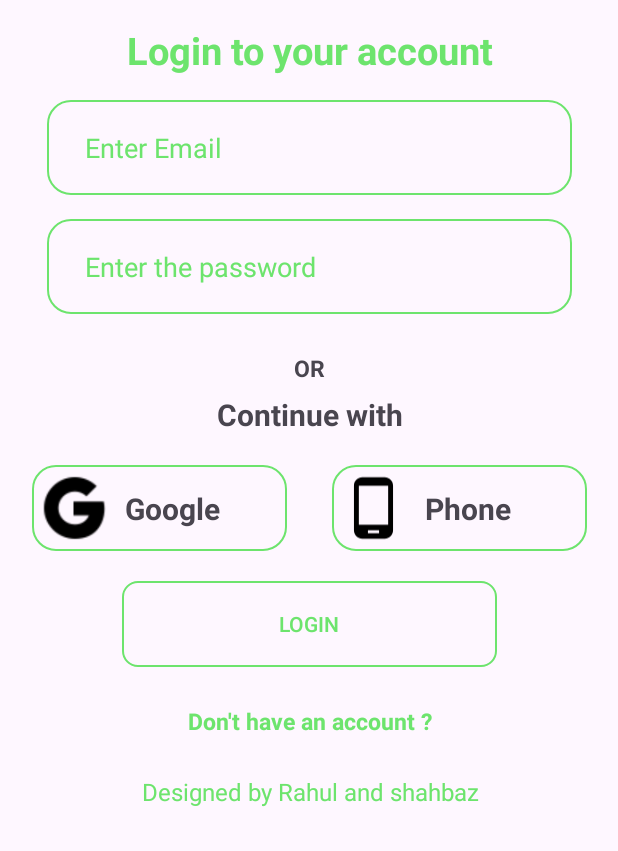
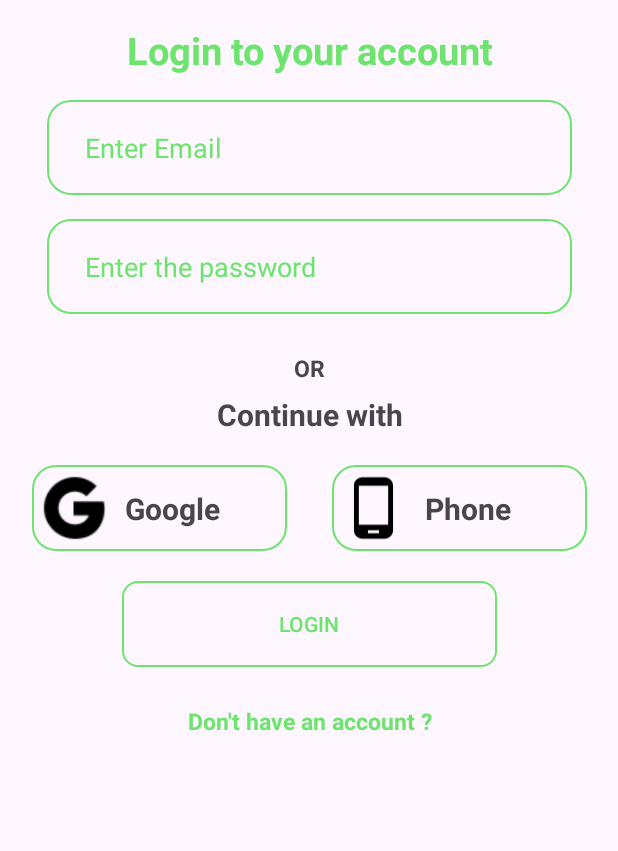
Before and after one commit to shahbaz-ahamad/Farming, an Android app: the layout fragment_login.xml on its own in the app's theme, with its tools: preview values and no code run, on a phone screen of 412 x 824 dp, the part 385-1236 px from its top. Run offline under Robolectric (Android 15) with nearby library versions, the phone set to English and light mode, and no system bars.

Commit message:
bug solved regarding login and signup

```diff
--- a/app/src/main/java/com/shahbaz/farming/authentication/AuthenticationViewmodel.kt
+++ b/app/src/main/java/com/shahbaz/farming/authentication/AuthenticationViewmodel.kt
@@ -19,4 +19,8 @@ class AuthenticationViewmodel @Inject constructor(
     fun signInWithEmailAndPassword(email: String,password: String){
         authenticationRepositiory.signInWithEmailAndPassword(email,password)
     }
+
+    fun  isLoggedIn():Boolean{
+       return authenticationRepositiory.isLoggedIn()
+    }
 }
--- a/app/src/main/res/layout/fragment_login.xml
+++ b/app/src/main/res/layout/fragment_login.xml
@@ -1,10 +1,17 @@
 <?xml version="1.0" encoding="utf-8"?>
-<androidx.constraintlayout.widget.ConstraintLayout xmlns:android="http://schemas.android.com/apk/res/android"
+<androidx.core.widget.NestedScrollView xmlns:android="http://schemas.android.com/apk/res/android"
     xmlns:app="http://schemas.android.com/apk/res-auto"
     xmlns:tools="http://schemas.android.com/tools"
     android:layout_width="match_parent"
     android:layout_height="match_parent"
     tools:context=".authentication.LoginFragment">
+
+
+    <androidx.constraintlayout.widget.ConstraintLayout
+        android:layout_width="match_parent"
+        android:layout_height="match_parent"
+        android:layout_marginBottom="30dp">
+
 
         <ImageView
             android:id="@+id/imageView3"
@@ -20,12 +27,12 @@
             android:id="@+id/textView6"
             android:layout_width="wrap_content"
             android:layout_height="wrap_content"
+            android:layout_marginTop="16dp"
+            android:fontFamily="@font/berkshire_swash"
             android:text="@string/farming_app1"
+            android:textAlignment="gravity"
             android:textColor="@color/green"
-        android:fontFamily="@font/berkshire_swash"
-        android:textAlignment="gravity"
             android:textSize="32sp"
-        android:layout_marginTop="16dp"
             app:layout_constraintEnd_toEndOf="@+id/imageView3"
             app:layout_constraintStart_toStartOf="@+id/imageView3"
             app:layout_constraintTop_toBottomOf="@+id/imageView3" />
@@ -34,12 +41,12 @@
             android:id="@+id/textView7"
             android:layout_width="wrap_content"
             android:layout_height="wrap_content"
-        android:text="@string/get_your_farming_product_here1"
+            android:layout_margin="20dp"
             android:layout_marginTop="16dp"
             android:fontFamily="@font/architects_daughter"
-        android:layout_margin="20dp"
+            android:text="@string/get_your_farming_product_here1"
+            android:textColor="@color/green"
             android:textSize="20dp"
-        android:textColor="@color/green"
             android:textStyle="bold"
             app:layout_constraintEnd_toEndOf="@+id/textView6"
             app:layout_constraintHorizontal_bias="0.495"
@@ -50,11 +57,11 @@
             android:id="@+id/textView8"
             android:layout_width="wrap_content"
             android:layout_height="wrap_content"
+            android:layout_marginTop="16dp"
             android:text="@string/login_to_your_account"
             android:textColor="@color/green"
-        android:layout_marginTop="16dp"
+            android:textSize="25sp"
             android:textStyle="bold"
-        android:textSize="25sp"
             app:layout_constraintEnd_toEndOf="@+id/textView7"
             app:layout_constraintStart_toStartOf="@+id/textView7"
             app:layout_constraintTop_toBottomOf="@+id/textView7" />
@@ -64,12 +71,13 @@
             android:layout_width="350dp"
             android:layout_height="63dp"
             android:layout_marginTop="16dp"
+            android:background="@drawable/edittextshape"
             android:ems="10"
+            android:textColor="@color/black"
+            android:hint="@string/enter_email1"
             android:inputType="text"
+            android:paddingStart="25dp"
             android:textColorHint="@color/green"
-        android:paddingStart="25dp"
-        android:background="@drawable/edittextshape"
-        android:hint="@string/enter_email1"
             app:layout_constraintEnd_toEndOf="parent"
             app:layout_constraintStart_toStartOf="parent"
             app:layout_constraintTop_toBottomOf="@+id/textView8" />
@@ -78,13 +86,14 @@
             android:id="@+id/Loginpassword"
             android:layout_width="350dp"
             android:layout_height="63dp"
+            android:layout_marginTop="16dp"
+            android:textColor="@color/black"
             android:background="@drawable/edittextshape"
-        android:layout_marginTop="16dp"
-        android:paddingStart="25dp"
-        android:textColorHint="@color/green"
             android:ems="10"
             android:hint="@string/enter_the_password"
             android:inputType="textWebPassword"
+            android:paddingStart="25dp"
+            android:textColorHint="@color/green"
             app:layout_constraintEnd_toEndOf="@+id/Emailorphone"
             app:layout_constraintStart_toStartOf="@+id/Emailorphone"
             app:layout_constraintTop_toBottomOf="@+id/Emailorphone" />
@@ -94,8 +103,8 @@
             android:layout_width="30dp"
             android:layout_height="20dp"
             android:layout_marginTop="25dp"
+            android:fontFamily="@font/berkshire_swash"
             android:text="OR"
-        android:fontFamily="@font/berkshire_swash"
             android:textAlignment="center"
             android:textSize="15sp"
             android:textStyle="bold"
@@ -107,12 +116,12 @@
             android:id="@+id/textView10"
             android:layout_width="wrap_content"
             android:layout_height="wrap_content"
+            android:layout_marginTop="8dp"
+            android:fontFamily="@font/berkshire_swash"
             android:text="Continue with"
-        android:fontFamily="@font/berkshire_swash"
+            android:textAlignment="center"
             android:textSize="20sp"
-        android:textAlignment="center"
             android:textStyle="bold"
-        android:layout_marginTop="8dp"
             app:layout_constraintEnd_toEndOf="@+id/textView9"
             app:layout_constraintStart_toStartOf="@+id/textView9"
             app:layout_constraintTop_toBottomOf="@+id/textView9" />
@@ -166,9 +175,8 @@
                 android:layout_width="50dp"
                 android:layout_height="57dp"
                 android:paddingStart="5dp"
-            android:src="@drawable/google"
                 android:paddingLeft="5dp"
-            />
+                android:src="@drawable/google" />
 
             <TextView
                 android:id="@+id/Facebooklogin3"
@@ -201,6 +209,7 @@
             android:layout_width="wrap_content"
             android:layout_height="wrap_content"
             android:layout_marginTop="25dp"
+            android:layout_marginBottom="20dp"
             android:text="Don't have an account ?"
             android:textColor="@color/green"
             android:textSize="15sp"
@@ -209,20 +218,16 @@
             app:layout_constraintStart_toStartOf="@+id/button"
             app:layout_constraintTop_toBottomOf="@+id/button" />
 
-    <TextView
-        android:id="@+id/textView5"
+
+        <ProgressBar
+            android:id="@+id/progressBar"
             android:layout_width="wrap_content"
             android:layout_height="wrap_content"
-        android:layout_marginTop="25dp"
-        android:fontFamily="@font/berkshire_swash"
-        android:text="@string/designed_by_rahul_and_shahbaz"
-        android:textAlignment="center"
-        android:textColor="@color/green"
-        android:textSize="16sp"
-        app:layout_constraintEnd_toEndOf="@+id/donthaveanaccount"
-        app:layout_constraintStart_toStartOf="@+id/donthaveanaccount"
-        app:layout_constraintTop_toBottomOf="@+id/donthaveanaccount" />
-
-
-
+            android:indeterminateTint="@color/green"
+            android:visibility="gone"
+            app:layout_constraintBottom_toBottomOf="parent"
+            app:layout_constraintEnd_toEndOf="parent"
+            app:layout_constraintStart_toStartOf="parent"
+            app:layout_constraintTop_toTopOf="parent" />
     </androidx.constraintlayout.widget.ConstraintLayout>
+</androidx.core.widget.NestedScrollView>
```
Also changed, not shown: app/src/main/AndroidManifest.xml (+9 -6 lines), app/src/main/java/com/shahbaz/farming/DashboardActivity.kt (+4 -9 lines), app/src/main/java/com/shahbaz/farming/authentication/AuthenticationRepositiory.kt (+17 -12 lines), app/src/main/java/com/shahbaz/farming/authentication/LoginFragment.kt (+62 -10 lines), app/src/main/java/com/shahbaz/farming/authentication/SignUpFragment.kt (+36 -4 lines), app/src/main/res/layout/fragment_sign_up.xml (+20 -34 lines). Lines whose indentation alone changed are shown as unchanged.
